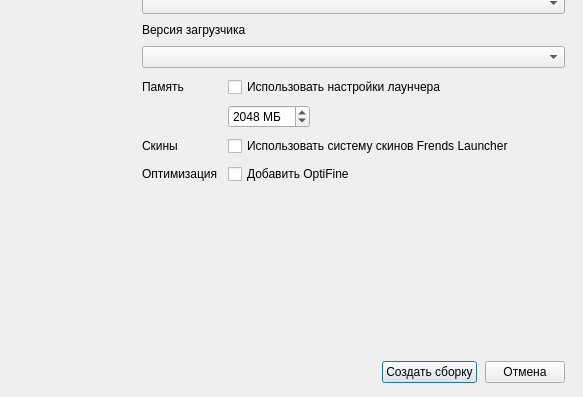
Above: launcher/ui/pages/modplatform/CustomPage.ui from KAKTYS200/FrendsLauncher before the change; both pictures show x 317 to 900 and y 223 to 620 of the 900 by 620 pixel window. Below: the same form after it.
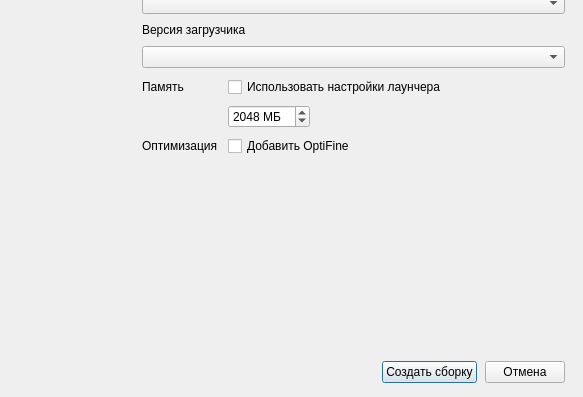
That is the form after the change. Custom widgets are drawn as their Qt base class.

Commit message: Скины выключены, полоса загрузки толще и чёрная

Patch:
```diff
--- a/launcher/ui/pages/modplatform/CustomPage.ui
+++ b/launcher/ui/pages/modplatform/CustomPage.ui
@@ -330,27 +330,13 @@
               </widget>
              </item>
              <item row="2" column="0">
-              <widget class="QLabel" name="skinsLabel">
-               <property name="text">
-                <string>Скины</string>
-               </property>
-              </widget>
-             </item>
-             <item row="2" column="1">
-              <widget class="QCheckBox" name="frendsSkinsCheck">
-               <property name="text">
-                <string>Использовать систему скинов Frends Launcher</string>
-               </property>
-              </widget>
-             </item>
-             <item row="3" column="0">
               <widget class="QLabel" name="fpsLabel">
                <property name="text">
                 <string>Оптимизация</string>
                </property>
               </widget>
              </item>
-             <item row="3" column="1">
+             <item row="2" column="1">
               <widget class="QCheckBox" name="optifineCheck">
                <property name="text">
                 <string>Добавить OptiFine</string>
```
Left out of the diff: 1 changed line with no effect on the pictures. The commit also changes 9 other files.
